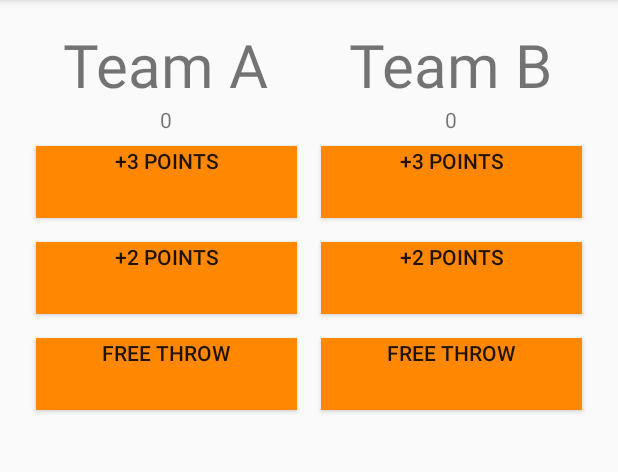
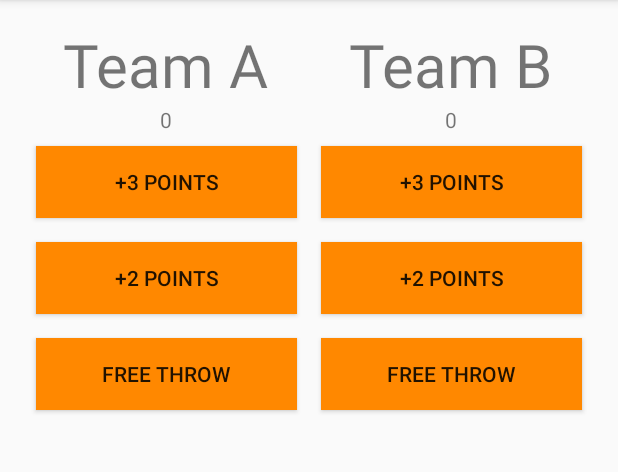
Before and after one commit to dporr/nanodegree_project2, an Android app: the screen it shows after launch (MainActivity), on a phone screen of 412 x 824 dp, the part 84-556 px from its top. Run offline under Robolectric (Android 15) with nearby library versions, the phone set to English and light mode, and no system bars.

Commit message:
Center correctly the buttons text

```diff
--- a/app/src/main/res/layout/activity_main.xml
+++ b/app/src/main/res/layout/activity_main.xml
@@ -34,7 +34,7 @@
             android:layout_width="match_parent"
             android:layout_height="wrap_content"
             android:layout_margin="8dp"
-            android:gravity="center_horizontal"/>
+            android:gravity="center"/>
 
         <Button
             android:id="@+id/add2_team_a_button"
@@ -44,7 +44,7 @@
             android:layout_width="match_parent"
             android:layout_height="wrap_content"
             android:layout_margin="8dp"
-            android:gravity="center_horizontal"/>
+            android:gravity="center"/>
         <Button
             android:id="@+id/add1_team_a_button"
             android:text="free throw"
@@ -53,7 +53,7 @@
             android:layout_width="match_parent"
             android:layout_height="wrap_content"
             android:layout_margin="8dp"
-            android:gravity="center_horizontal"/>
+            android:gravity="center"/>
     </LinearLayout>
     <LinearLayout
         android:orientation="vertical"
@@ -65,13 +65,13 @@
             android:layout_width="wrap_content"
             android:layout_height="wrap_content"
             android:text="Team B"
-            android:layout_gravity="center_horizontal"
+            android:layout_gravity="center"
             android:textSize="40dp"/>
         <TextView
             android:id="@+id/team_b_score"
             android:layout_width="wrap_content"
             android:layout_height="wrap_content"
-            android:layout_gravity="center_horizontal"
+            android:layout_gravity="center"
             android:text="0"
             android:gravity="center_horizontal"/>
         <Button
@@ -82,7 +82,7 @@
             android:layout_width="match_parent"
             android:layout_height="wrap_content"
             android:layout_margin="8dp"
-            android:gravity="center_horizontal"/>
+            android:gravity="center"/>
 
         <Button
             android:id="@+id/add2_team_b_button"
@@ -92,7 +92,7 @@
             android:layout_width="match_parent"
             android:layout_height="wrap_content"
             android:layout_margin="8dp"
-            android:gravity="center_horizontal"/>
+            android:gravity="center"/>
         <Button
             android:id="@+id/add1_team_b_button"
             android:text="free throw"
@@ -101,7 +101,7 @@
             android:layout_width="match_parent"
             android:layout_height="wrap_content"
             android:layout_margin="8dp"
-            android:gravity="center_horizontal"/>
+            android:gravity="center"/>
     </LinearLayout>
 
 </LinearLayout>
```
